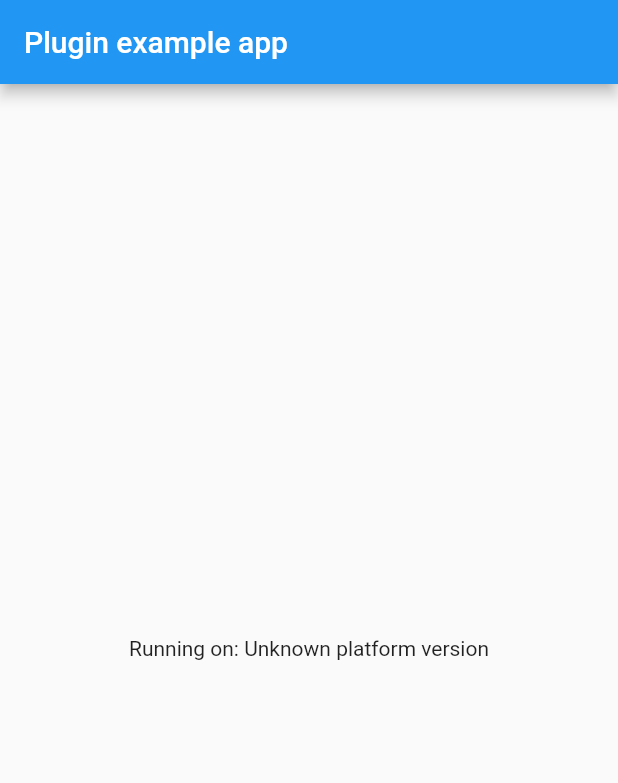
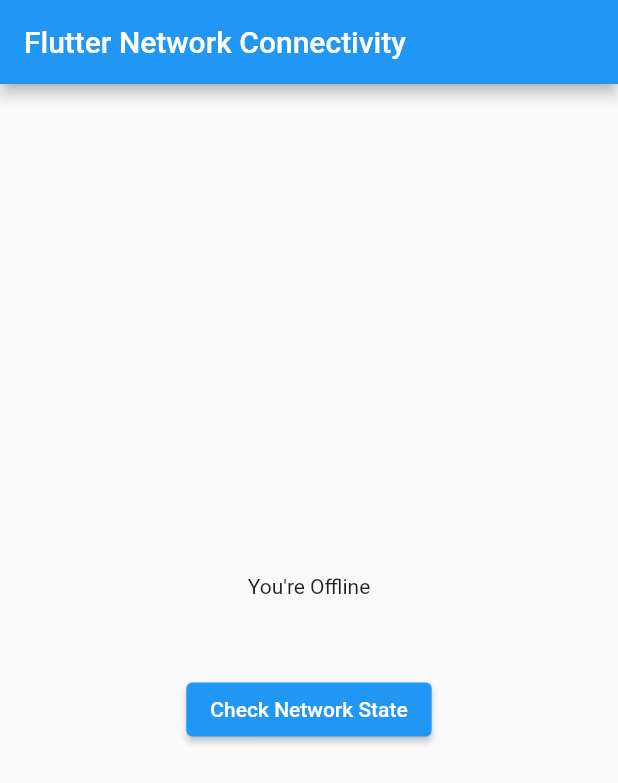
Before and after one commit to praveen-gm/flutter_network_connectivity, a Flutter app: the screen it shows after launch, on a phone screen of 412 x 824 dp. Shown: the top 783 px of the screen. Run offline on Flutter 3.47's test engine with Material 2 defaults, Android fonts, the light colour scheme and no system bars.

Commit message:
native android code implemented with example and test

```diff
--- a/example/lib/main.dart
+++ b/example/lib/main.dart
@@ -1,6 +1,6 @@
-import 'package:flutter/material.dart';
 import 'dart:async';
 
+import 'package:flutter/material.dart';
 import 'package:flutter/services.dart';
 import 'package:flutter_network_connectivity/flutter_network_connectivity.dart';
 
@@ -16,24 +16,27 @@
 }
 
 class _MyAppState extends State<MyApp> {
-  String _platformVersion = 'Unknown';
+  final FlutterNetworkConnectivity _flutterNetworkConnectivity =
+      FlutterNetworkConnectivity();
+
+  bool? _isNetworkConnected;
 
   @override
   void initState() {
     super.initState();
-    initPlatformState();
+
+    _checkNetworkState();
   }
 
   // Platform messages are asynchronous, so we initialize in an async method.
-  Future<void> initPlatformState() async {
-    String platformVersion;
+  Future<void> _checkNetworkState() async {
     // Platform messages may fail, so we use a try/catch PlatformException.
     // We also handle the message potentially returning null.
     try {
-      platformVersion =
-          await FlutterNetworkConnectivity.platformVersion ?? 'Unknown platform version';
+      _isNetworkConnected =
+          await _flutterNetworkConnectivity.isNetworkAvailable();
     } on PlatformException {
-      platformVersion = 'Failed to get platform version.';
+      _isNetworkConnected = null;
     }
 
     // If the widget was removed from the tree while the asynchronous platform
@@ -41,9 +44,7 @@
     // setState to update our non-existent appearance.
     if (!mounted) return;
 
-    setState(() {
-      _platformVersion = platformVersion;
-    });
+    setState(() {});
   }
 
   @override
@@ -51,10 +52,28 @@
     return MaterialApp(
       home: Scaffold(
         appBar: AppBar(
-          title: const Text('Plugin example app'),
+          title: const Text('Flutter Network Connectivity'),
         ),
         body: Center(
-          child: Text('Running on: $_platformVersion\n'),
+          child: Column(
+            mainAxisAlignment: MainAxisAlignment.center,
+            children: [
+              Text(
+                null == _isNetworkConnected
+                    ? 'Unknown State'
+                    : _isNetworkConnected!
+                        ? "You're Connected to Network"
+                        : "You're Offline",
+              ),
+              const SizedBox(height: 50.0),
+              ElevatedButton(
+                onPressed: () {
+                  _checkNetworkState();
+                },
+                child: const Text('Check Network State'),
+              ),
+            ],
+          ),
         ),
       ),
     );
--- a/lib/flutter_network_connectivity.dart
+++ b/lib/flutter_network_connectivity.dart
@@ -1,13 +1,17 @@
-
 import 'dart:async';
 
 import 'package:flutter/services.dart';
 
 class FlutterNetworkConnectivity {
-  static const MethodChannel _channel = MethodChannel('flutter_network_connectivity');
+  static const MethodChannel _methodChannel = MethodChannel(
+      'com.livelifedev.flutter_network_connectivity/network_state');
 
-  static Future<String?> get platformVersion async {
-    final String? version = await _channel.invokeMethod('getPlatformVersion');
-    return version;
+  /// Checks if Network is Available
+  ///
+  /// Android call requires permission [android.permission.ACCESS_NETWORK_STATE]
+  Future<bool> isNetworkAvailable() async {
+    bool hasConnection =
+        await _methodChannel.invokeMethod("isNetworkAvailable");
+    return hasConnection;
   }
 }
```
Also changed, not shown: 6 other files.
